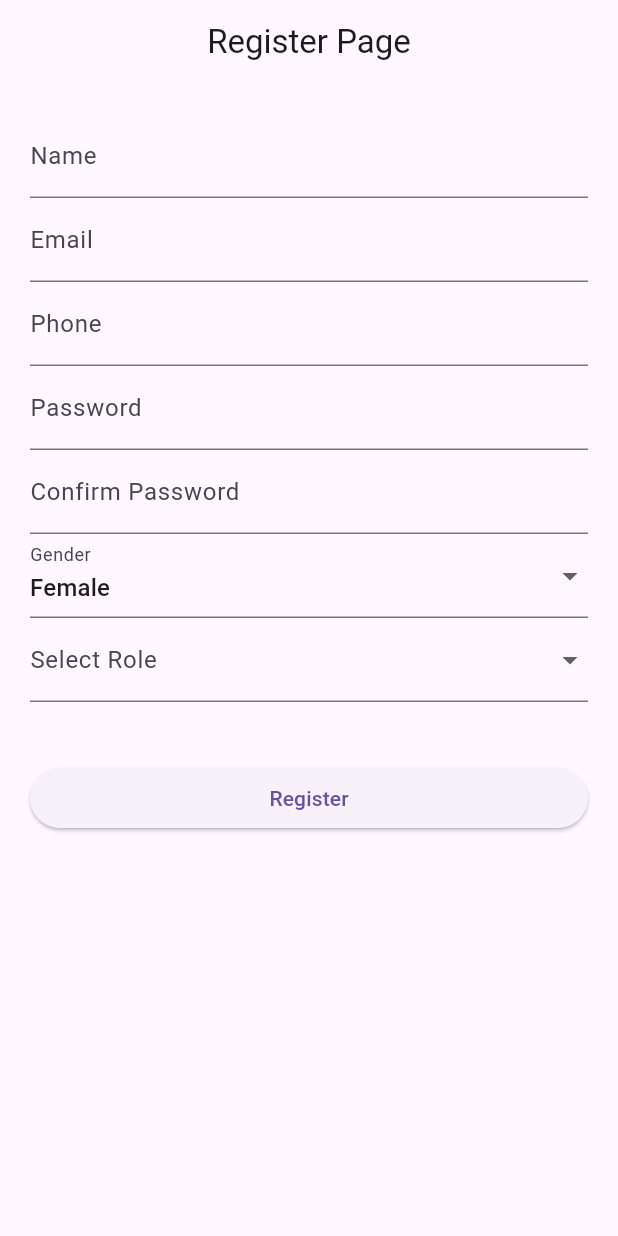
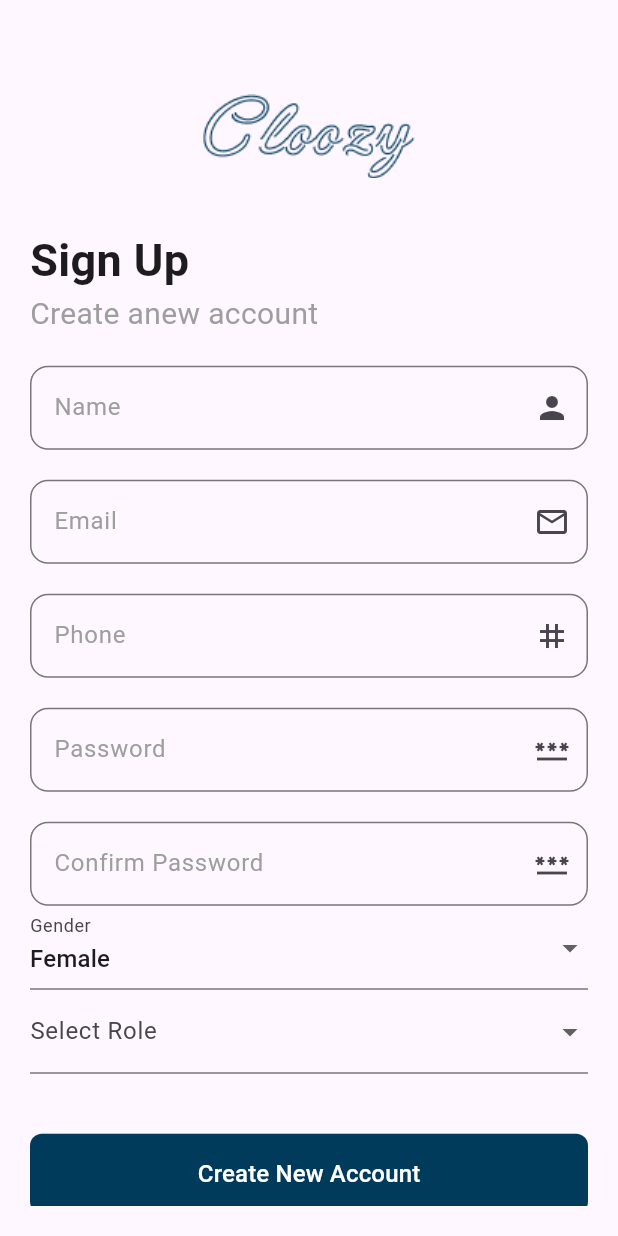
Before and after one commit to salma-elmaghawry/Cloozy-App, a Flutter app: the screen it shows after launch, on a phone screen of 412 x 824 dp. Run offline on Flutter 3.47's test engine with Material 3 defaults, Android fonts, the phone set to English and light mode, and no system bars; our stand-ins replace bloc, dio, flutter_bloc, flutter_secure_storage.

Commit message:
register ui v2

```diff
--- a/lib/Core/common/constant.dart
+++ b/lib/Core/common/constant.dart
@@ -0,0 +1,4 @@
+import 'package:flutter/material.dart';
+
+final PrimaryColor = Color(0xff003B5C);
+final SecondaryColor = Color(0xffFF6F61);
--- a/lib/Core/common/custom_TextFormField.dart.dart
+++ b/lib/Core/common/custom_TextFormField.dart.dart
@@ -1,3 +1,4 @@
+import 'package:cloozy/Core/common/constant.dart';
 import 'package:flutter/material.dart';
 
 class CustomTextformfield extends StatelessWidget {
@@ -6,11 +7,13 @@ class CustomTextformfield extends StatelessWidget {
   final String? Function(String?)? validator;
   final bool obscureText;
   final TextInputType? KeyboardType;
-  const CustomTextformfield(
+  Widget? suffixIcon;
+  CustomTextformfield(
       {super.key,
       required this.controller,
       required this.label,
       this.validator,
+      this.suffixIcon,
       this.obscureText = false,
       this.KeyboardType});
 
@@ -19,7 +22,21 @@ class CustomTextformfield extends StatelessWidget {
     return TextFormField(
       controller: controller,
       //decoration
-      decoration: InputDecoration(labelText: label),
+      decoration: InputDecoration(
+          labelText: label,
+          labelStyle: TextStyle(color: Colors.grey),
+          suffixIcon: suffixIcon,
+          border: OutlineInputBorder(
+            borderRadius: BorderRadius.circular(12),
+          ),
+          focusedBorder: OutlineInputBorder(
+            borderRadius: BorderRadius.circular(12),
+            borderSide: BorderSide(
+              color: PrimaryColor,
+              width: 2.0,
+            ),
+          )),
+
       obscureText: obscureText,
       validator: validator,
     );
--- a/lib/Core/common/cutom_button.dart
+++ b/lib/Core/common/cutom_button.dart
@@ -0,0 +1,32 @@
+import 'package:cloozy/Core/common/constant.dart';
+import 'package:flutter/material.dart';
+
+class CustomButton extends StatelessWidget {
+  final String text;
+  final VoidCallback onPressed;
+
+  const CustomButton({
+    Key? key,
+    required this.text,
+    required this.onPressed,
+  }) : super(key: key);
+
+  @override
+  Widget build(BuildContext context) {
+    return ElevatedButton(
+      onPressed: onPressed,
+      style: ElevatedButton.styleFrom(
+        backgroundColor: PrimaryColor, // Set the background color
+        padding: EdgeInsets.symmetric(
+            horizontal: 20, vertical: 15), // Optional: Add padding
+        shape: RoundedRectangleBorder(
+          borderRadius: BorderRadius.circular(8),
+        ),
+      ),
+      child: Text(
+        "$text",
+        style: TextStyle(color: Colors.white, fontSize: 16),
+      ),
+    );
+  }
+}
--- a/lib/Features/Auth/manager/cubits/register/register_state.dart
+++ b/lib/Features/Auth/manager/cubits/register/register_state.dart
@@ -8,6 +8,7 @@ final class RegisterInitial extends RegisterState {}
 final class RegisterLoading extends RegisterState {}
 
 final class RegisterSuccess extends RegisterState {
+
   final RegisterResponse response;
   RegisterSuccess(this.response);
 }
--- a/lib/Features/Auth/manager/repository/auth_repository.dart
+++ b/lib/Features/Auth/manager/repository/auth_repository.dart
@@ -27,6 +27,7 @@ class AuthRepository {
 
       print('✅ Received response: ${response.statusCode}');
       print('📥 Response Data: ${response.data}');
+
 
       // Handle redirects
       if (response.statusCode == 302 || response.statusCode == 301) {
--- a/lib/Features/Auth/views/register_page.dart
+++ b/lib/Features/Auth/views/register_page.dart
@@ -1,4 +1,5 @@
 import 'package:cloozy/Core/common/custom_TextFormField.dart.dart';
+import 'package:cloozy/Core/common/cutom_button.dart';
 import 'package:cloozy/Core/common/gender_drop_down.dart';
 import 'package:cloozy/Features/Auth/manager/cubits/register/register_cubit.dart';
 import 'package:cloozy/Features/Auth/manager/models/register_model.dart';
@@ -28,12 +29,6 @@ class RegisterPage extends StatelessWidget {
     print('[RegisterPage] Initial gender value: $_gender');
     print('[RegisterPage] Initial role ID: $_selectedRoleId');
     return Scaffold(
-      appBar: AppBar(
-        title: Text(
-          "Register Page",
-        ),
-        centerTitle: true,
-      ),
       body: BlocListener<RegisterCubit, RegisterState>(
         listener: (context, state) {
           if (state is RegisterError) {
@@ -56,36 +51,53 @@ class RegisterPage extends StatelessWidget {
               key: _formKey,
               child: ListView(
                 children: [
+                  const SizedBox(height: 10),
+                  Image.asset("assets/icons/Cloozy.png"),
+                  const Text(
+                    'Sign Up',
+                    style: TextStyle(fontSize: 30, fontWeight: FontWeight.bold),
+                  ),
+                  const Text('Create anew account',
+                      style: TextStyle(color: Colors.grey, fontSize: 20)),
+                  const SizedBox(height: 20),
                   //Name
                   CustomTextformfield(
                     controller: _nameController,
                     label: "Name",
+                    suffixIcon: Icon(Icons.person),
                     validator: (value) {
                       return value!.isEmpty ? "Required" : null; // Added return
                     },
                   ),
+                  const SizedBox(height: 20),
                   //Email
                   CustomTextformfield(
                       controller: _emailController,
                       label: "Email",
+                      suffixIcon: Icon(Icons.email_outlined),
                       validator: (value) =>
                           value!.contains('@') ? null : "Invalid email"),
+                  const SizedBox(height: 20),
                   //Phone
                   CustomTextformfield(
                     controller: _phoneController,
                     label: "Phone",
+                    suffixIcon: Icon(Icons.tag),
                     KeyboardType: TextInputType.phone,
                     validator: (value) =>
                         value!.length < 10 ? "Invalid phone number" : null,
                   ),
+                  const SizedBox(height: 20),
                   //Password
                   CustomTextformfield(
                     controller: _passwordController,
                     label: "Password",
+                    suffixIcon: Icon(Icons.password_sharp),
                     obscureText: true,
                     validator: (value) =>
                         value!.length < 6 ? "Too short" : null,
                   ),
+                  const SizedBox(height: 20),
                   //confirm Password
                   PasswordConfirmField(
                       passwordController: _passwordController,
@@ -114,12 +126,9 @@ class RegisterPage extends StatelessWidget {
                     if (state is RegisterLoading) {
                       return Center(child: CircularProgressIndicator());
                     }
-                    return ElevatedButton(
+                    return CustomButton(
                         onPressed: () {
                           if (_formKey.currentState!.validate()) {
-                            print('[RegisterPage] Form validated successfully');
-                            print('[RegisterPage] Gender value: $_gender');
-                            print('[RegisterPage] Role ID: $_selectedRoleId');
                             final request = RegisterRequest(
                               name: _nameController.text,
                               email: _emailController.text,
@@ -135,7 +144,7 @@ class RegisterPage extends StatelessWidget {
                             context.read<RegisterCubit>().registerUser(request);
                           }
                         },
-                        child: Text("Register"));
+                        text: "Create New Account");
                   })
                 ],
               )),
--- a/lib/Features/Auth/views/widgets/password_confirm_field.dart
+++ b/lib/Features/Auth/views/widgets/password_confirm_field.dart
@@ -15,6 +15,7 @@ class PasswordConfirmField extends StatelessWidget {
     return CustomTextformfield(
       controller: confirmPasswordController,
       label: "Confirm Password",
+      suffixIcon: Icon(Icons.password),
       obscureText: true,
       validator: (value) {
         value != passwordController.text ? 'Passwords do not match' : null;
--- a/pubspec.yaml
+++ b/pubspec.yaml
@@ -51,8 +51,9 @@ flutter:
   # the material Icons class.
   uses-material-design: true
   # To add assets to your application, add an assets section, like this:
-  # assets:
-  #   - images/a_dot_burr.jpeg
+  assets:
+   - assets/images/
+   - assets/icons/
   #   - images/a_dot_ham.jpeg
   # An image asset can refer to one or more resolution-specific "variants", see
   # https://flutter.dev/to/resolution-aware-images
```
Also changed, not shown: lib/Features/Auth/views/register_page2.dart (added, +58 -0 lines), assets/icons/Cloozy.png (added), assets/icons/Cloozy.svg (added), assets/icons/Facebook.png (added), assets/icons/Facebook.svg (added), assets/icons/Google.png (added), assets/icons/Google.svg (added), assets/images/onboarding1.png (added), assets/images/onboarding2.png (added), assets/images/onboarding3.png (added).
